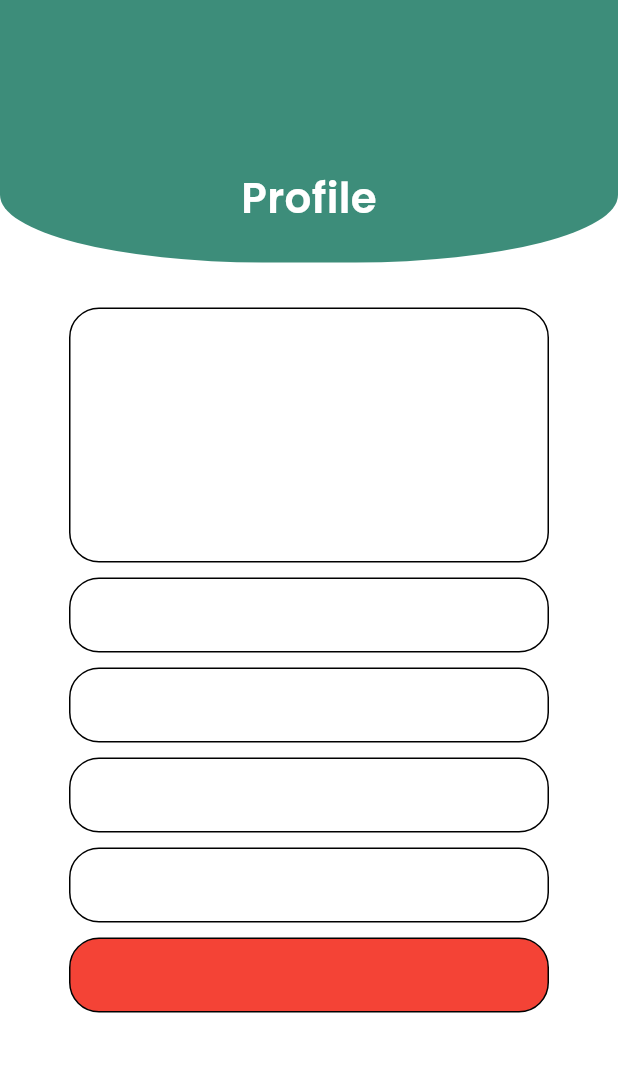
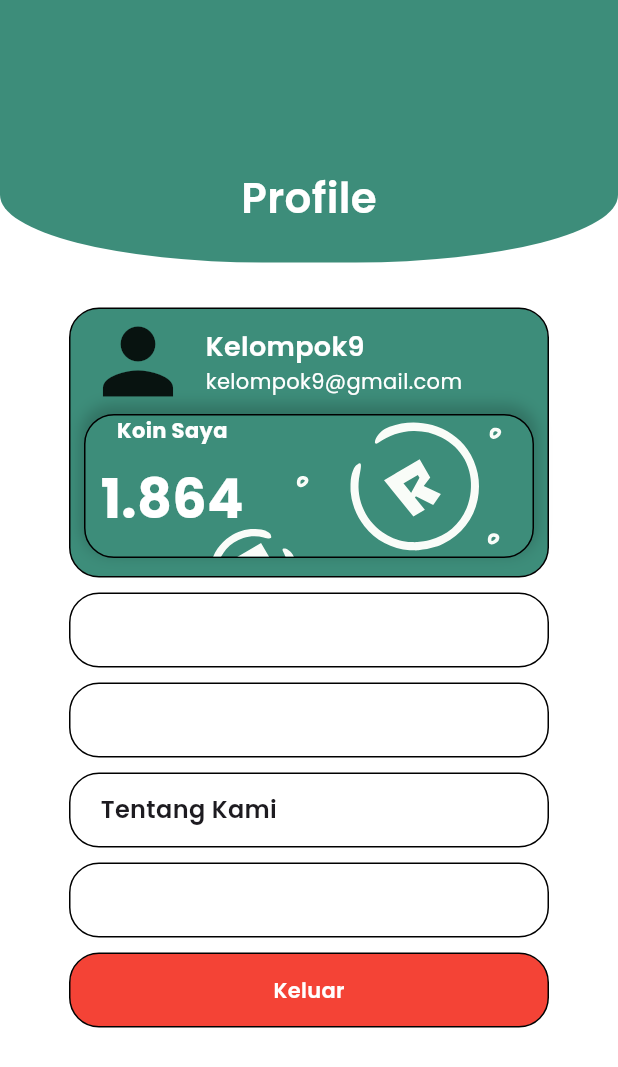
Before and after one commit to AstriaLfy/Resikin, a Flutter app: the ProfilePage screen opened directly, on a phone screen of 412 x 824 dp. Shown: the top 1067 px of the screen. Run offline on Flutter 3.47's test engine with Material 3 defaults, Android fonts, the phone set to English and light mode, and no system bars; our stand-ins replace flutter_svg, google_fonts, iconsax_flutter, smooth_page_indicator.

Commit message:
Profile sama popup 1

```diff
--- a/lib/page/profile_page.dart
+++ b/lib/page/profile_page.dart
@@ -1,5 +1,6 @@
 import 'package:flutter/material.dart';
 import 'package:google_fonts/google_fonts.dart';
+import 'package:resikin/page/about_us.dart';
 import 'reusable.dart';
 import 'package:flutter_svg/svg.dart';
 
@@ -38,9 +39,88 @@ class ProfilePage extends StatelessWidget {
               decoration: BoxDecoration(
                 border: Border.all(color: Colors.black, width: 1),
                 borderRadius: BorderRadius.circular(20),
+                  color: Color(0xFF3D8D7A)
               ),
-              height: 170,
+              height: 180,
               width: 320,
+              child:
+              Column(
+                children: [
+                  Row(
+                    children: [
+                      SizedBox(width: 10,),
+                      Icon(Icons.person, size: 70,),
+                      SizedBox(width: 10,),
+                      Column(
+                        crossAxisAlignment: CrossAxisAlignment.start,
+                        children: [
+                        Text("Kelompok9", style: GoogleFonts.poppins(fontSize: 18, fontWeight: FontWeight.w600, color: Colors.white),),
+                        Text("kelompok9@gmail.com", style: GoogleFonts.poppins(color: Colors.white),)
+                      ],)
+                    ],
+                  ),
+
+                  Container(
+                    height: 96,
+                    width: 300,
+                    decoration: BoxDecoration(
+                      borderRadius: BorderRadius.circular(20),
+                      border: Border.all(color: Colors.black, width: 1),
+                      color: Color(0xFF3D8D7A),
+                      boxShadow: [
+                        BoxShadow(
+                          color: Colors.black.withOpacity(0.2),
+                          spreadRadius: 2,
+                          blurRadius: 8,
+                          offset: Offset(0, -4),
+                        ),
+                      ],
+                    ),
+                    child: Stack(
+                      children: [
+                        Positioned.fill(
+                          child: SvgPicture.asset(
+                            "assets/images/RIc.svg",
+                            fit: BoxFit.cover,
+                          ),
+                        ),
+                        // Text di atas background
+                        Center(
+                          child: Row(
+                            children: [
+                              SizedBox(width: 10),
+                              Column(
+                                children: [
+                                  Text(
+                                    'Koin Saya',
+                                    style: GoogleFonts.poppins(
+                                      color: Colors.white,
+                                      fontWeight: FontWeight.bold,
+                                    ),
+                                  ),
+
+                                  SizedBox(height: 10),
+
+                                  Text(
+                                    '1.864',
+                                    style: GoogleFonts.poppins(
+                                      color: Colors.white,
+                                      fontSize: 36,
+                                      fontWeight: FontWeight.bold,
+                                    ),
+                                  ),
+                                ],
+                              ),
+                            ],
+                          ),
+                        ),
+                      ],
+                    ),
+                  ),
+
+                ],
+              )
+              ,
             ),
 
             SizedBox(height: 10,),
@@ -73,6 +153,18 @@ class ProfilePage extends StatelessWidget {
               ),
               height: 50,
               width: 320,
+              child: InkWell(
+                onTap: (){
+                  Navigator.push(context, MaterialPageRoute(builder: (context) => AboutUs()),);
+
+                },
+                child: Row(
+                    children: [
+                      SizedBox(width: 20,),
+                      Text("Tentang Kami", style: GoogleFonts.poppins(fontWeight: FontWeight.w600, fontSize: 16),)
+                    ],
+                )
+              ),
             ),
 
             SizedBox(height: 10,),
@@ -96,6 +188,11 @@ class ProfilePage extends StatelessWidget {
               ),
               height: 50,
               width: 320,
+              child: Center(
+                child:
+                Text("Keluar", style: GoogleFonts.poppins(color: Colors.white, fontWeight: FontWeight.w600),)
+                ,
+              ),
             ),
           ],
         ),
--- a/lib/page/reusable.dart
+++ b/lib/page/reusable.dart
@@ -37,8 +37,8 @@ class ReuseField extends StatelessWidget {
   const ReuseField({
     Key? key,
     this.child,
-    this.height = 56, // Default height
-    this.width = 320, // Default width
+    this.height = 56,
+    this.width = 320,
     this.color = const Color(0xffd9d9d9), // Default color
   }) : super(key: key);
 
```
Also changed, not shown: lib/page/about_us.dart (added, +72 -0 lines), lib/page/beranda.dart (+26 -1 lines), lib/page/cleanup.dart (+56 -10 lines), lib/page/forgot_pw.dart (+23 -22 lines), assets/images/daun.svg (added), assets/images/logoAboutus.svg (added).
